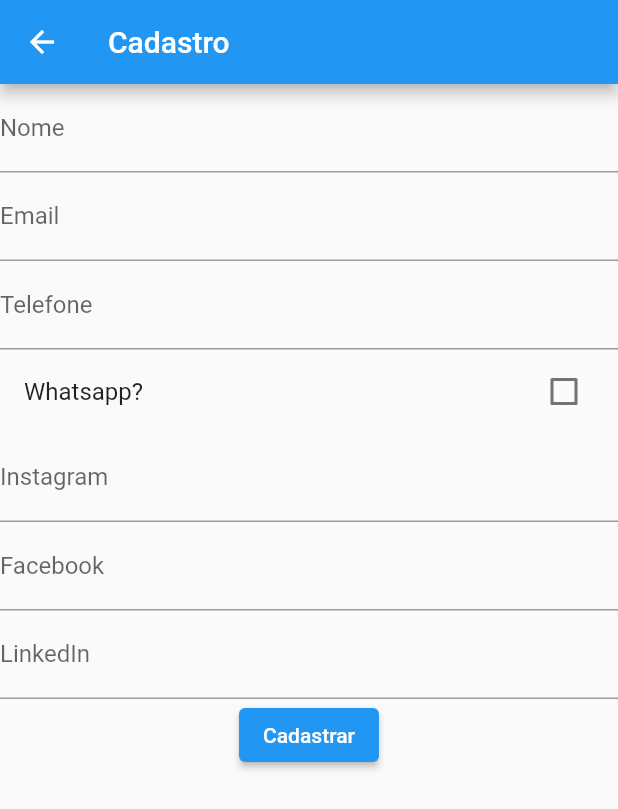
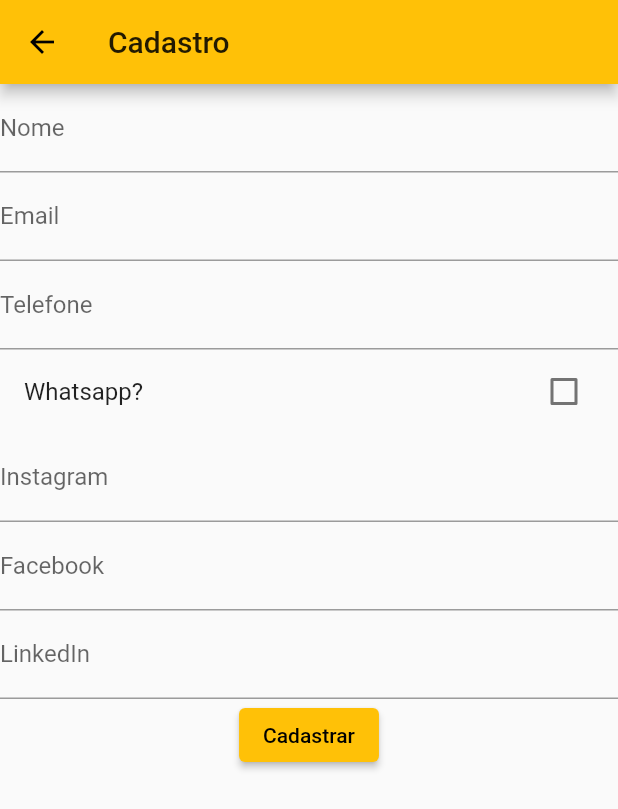
Before and after one commit to ArthurImmich/Uma-introducao-ao-flutter---Desenvolvimento-de-uma-lista-simples-de-contatos., a Flutter app: the screen it shows after launch, after a tap on the "add" icon, on a phone screen of 412 x 824 dp. Shown: the top 809 px of the screen. Run offline on Flutter 3.47's test engine with Material 2 defaults, Android fonts, the phone set to English and light mode, and no system bars; our stand-ins replace flutter_slidable, sqflite; accounts and stored records are empty.

```diff
--- a/lib/main.dart
+++ b/lib/main.dart
@@ -1,19 +1,17 @@
 import 'package:flutter/material.dart';
 import 'lista_contatos.dart';
 
-void main() {
-  runApp(MyApp());
-}
+void main() => runApp(MyApp());
 
 class MyApp extends StatelessWidget {
   @override
   Widget build(BuildContext context) {
     return MaterialApp(
-      title: 'Flutter Demo',
+      title: 'Contatos',
       theme: ThemeData(
-        primarySwatch: Colors.blue,
+        primarySwatch: Colors.amber,
       ),
-      home: MyHomePage(title: 'Flutter Demo Home Page'),
+      home: MyHomePage(title: 'Contatos'),
     );
   }
 }
--- a/pubspec.yaml
+++ b/pubspec.yaml
@@ -24,6 +24,10 @@ dependencies:
   flutter:
     sdk: flutter
   flutter_slidable:
+  sqflite:
+  path_provider:
+  path:
+
 
   # The following adds the Cupertino Icons font to your application.
   # Use with the CupertinoIcons class for iOS style icons.
@@ -32,6 +36,7 @@ dependencies:
 dev_dependencies:
   flutter_test:
     sdk: flutter
+
 
 # For information on the generic Dart part of this file, see the
 # following page: https://dart.dev/tools/pub/pubspec
```
Also changed, not shown: lib/contato.dart (+16 -1 lines), lib/database.dart (+46 -11 lines), pubspec.lock.
